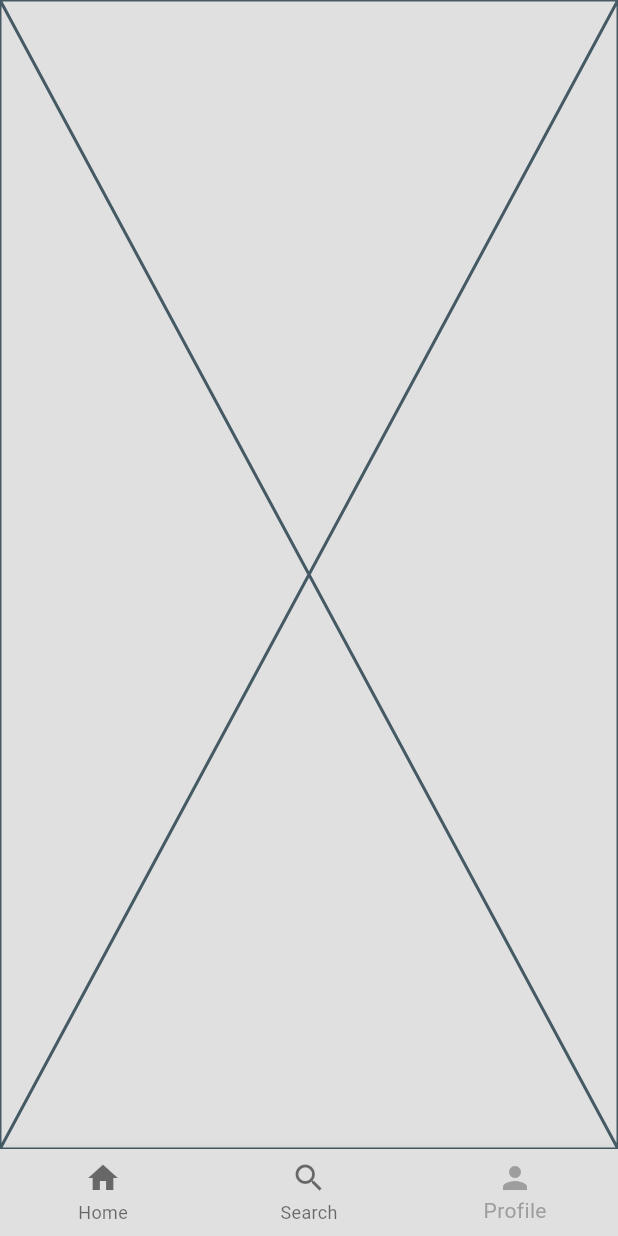
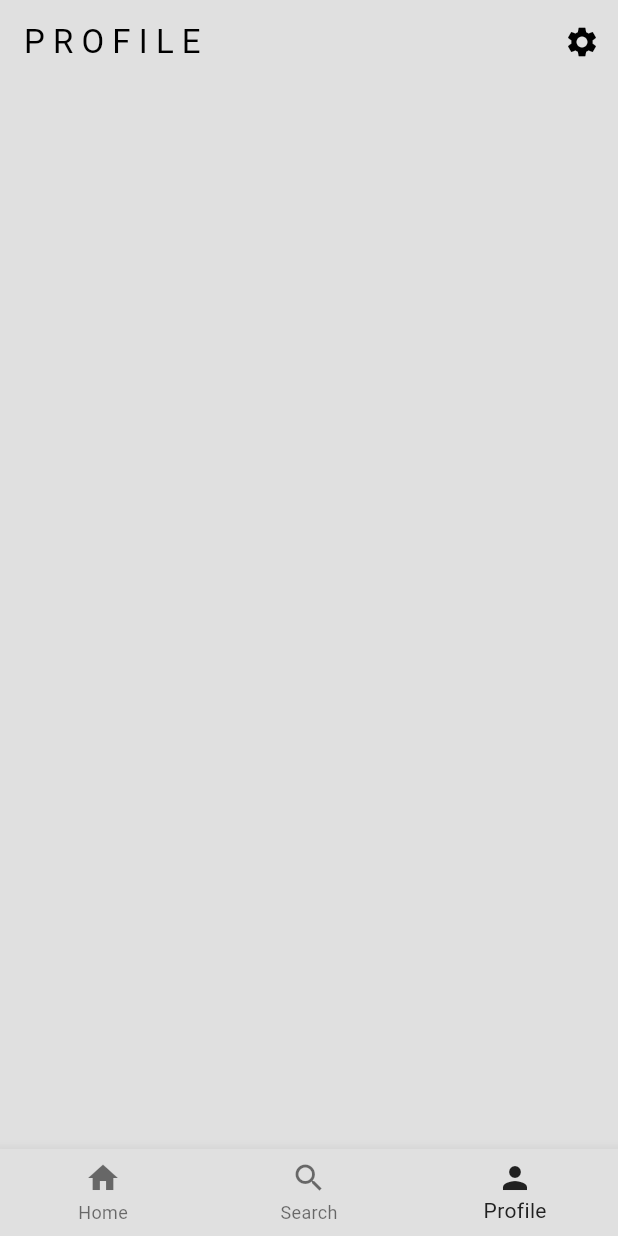
Before and after one commit to Min-Pyae/WeConnect, a Flutter app: the screen it shows after launch, item 3 of the bottom bar chosen, on a phone screen of 412 x 824 dp. Run offline on Flutter 3.47's test engine with Material 3 defaults, Android fonts, the phone set to English and light mode, and no system bars; our stand-ins replace firebase_core; accounts and stored records are empty.

```diff
--- a/lib/components/wc_bottom_navigation_bar.dart
+++ b/lib/components/wc_bottom_navigation_bar.dart
@@ -15,6 +15,7 @@ class WcBottomNavigationBar extends StatelessWidget {
     return BottomNavigationBar(
       currentIndex: currentIndex,
       onTap: onTap,
+      selectedItemColor: Theme.of(context).colorScheme.inversePrimary,
       items: const [
 
         // Home Page
--- a/lib/pages/posts_page.dart
+++ b/lib/pages/posts_page.dart
@@ -5,9 +5,13 @@ class PostsPage extends StatelessWidget {
 
   @override
   Widget build(BuildContext context) {
+
+    final theme = Theme.of(context).colorScheme;
     return Scaffold(
+      backgroundColor: theme.surface,
       appBar: AppBar(
         title: const Text("We Connect"),
+        foregroundColor: theme.primary,
       ),
     );
   }
--- a/lib/pages/profile_page.dart
+++ b/lib/pages/profile_page.dart
@@ -1,10 +1,25 @@
 import 'package:flutter/material.dart';
+import 'package:we_connect/pages/settings_page.dart';
 
 class ProfilePage extends StatelessWidget {
   const ProfilePage({super.key});
 
   @override
   Widget build(BuildContext context) {
-    return const Placeholder();
+    return Scaffold(
+      appBar: AppBar(
+        title: const Text("P R O F I L E"),
+        actions: [
+          IconButton(
+            onPressed: () {
+              Navigator.of(context).push(
+                MaterialPageRoute(builder: (context) => const SettingsPage())
+              );
+            },
+            icon: const Icon(Icons.settings)
+          )
+        ],
+      ),
+    );
   }
 }
--- a/lib/themes/theme_provider.dart
+++ b/lib/themes/theme_provider.dart
@@ -24,9 +24,9 @@ class ThemeProvider with ChangeNotifier {
   // Function for toggling between light & dark mode
   void toggleTheme() {
     if (_themeData == lightMode) {
+      themeData = darkMode;
+    } else {
       themeData = lightMode;
-    } else {
-      themeData = darkMode;
     }
   }
 }
```
Also changed, not shown: lib/components/wc_settings_tile.dart (added, +36 -0 lines), lib/pages/settings_page.dart (+27 -1 lines).
